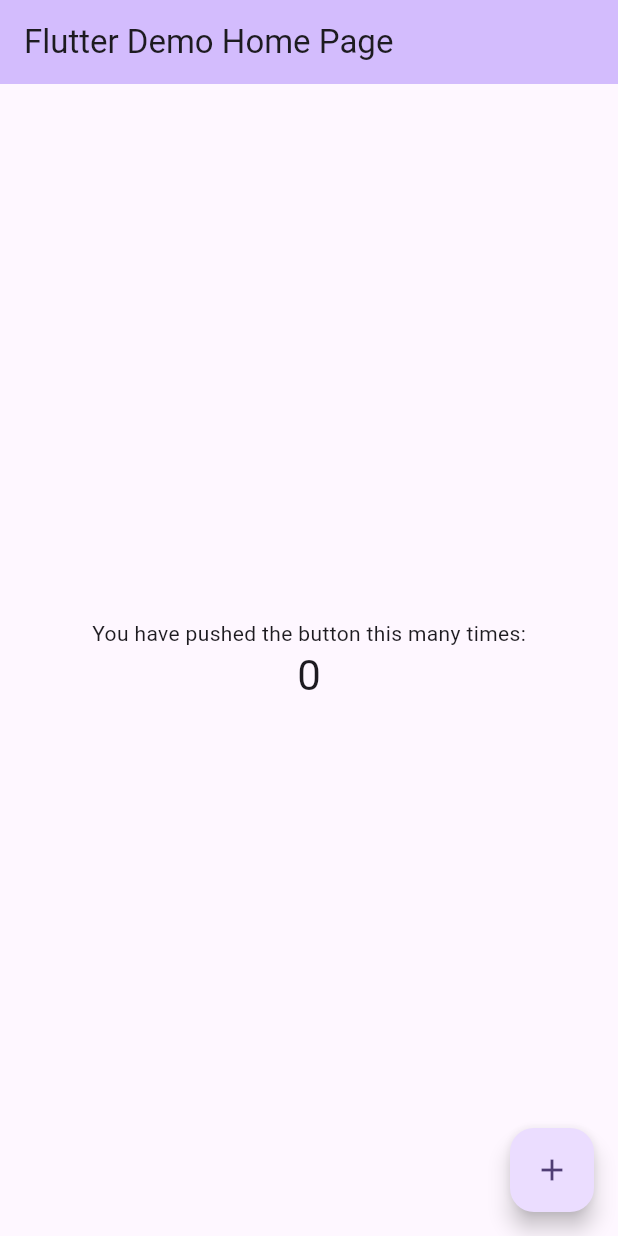
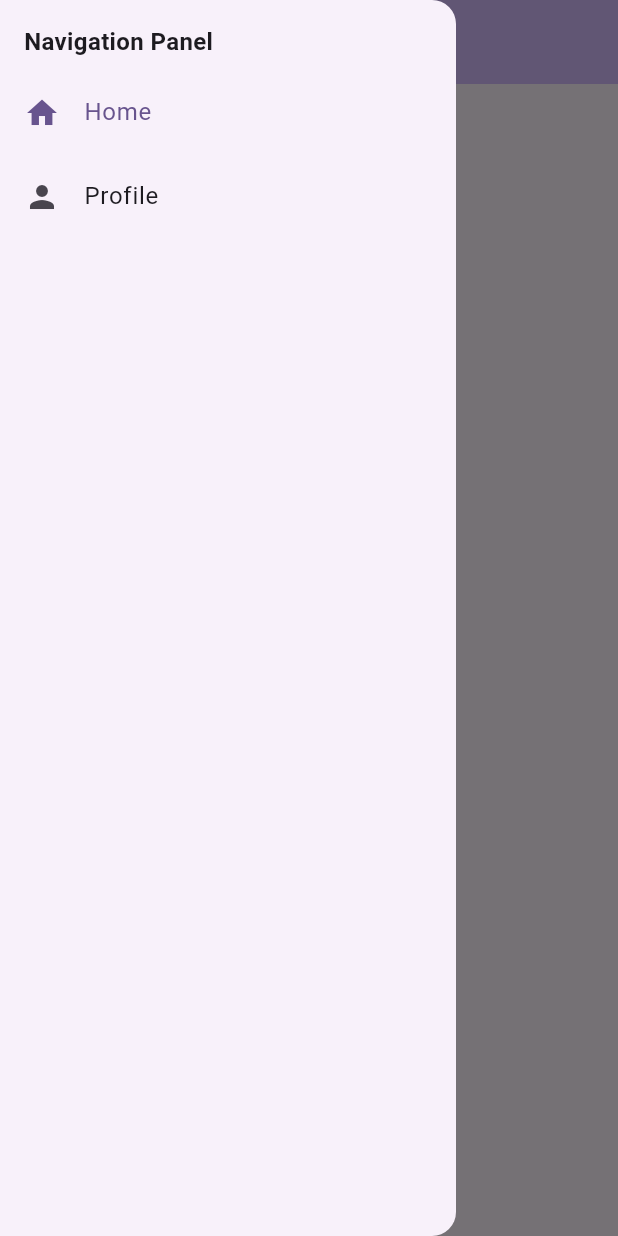
Before and after one commit to aslanchan7/flutter_notes_app, a Flutter app: the screen it shows after launch, with the side drawer open (before the commit the screen has no drawer), on a phone screen of 412 x 824 dp. Run offline on Flutter 3.47's test engine with Material 3 defaults, Android fonts, the phone set to English and light mode, and no system bars.

Commit message:
Added navigation drawer

```diff
--- /dev/null
+++ b/lib/HomePageWidget.dart
@@ -0,0 +1,17 @@
+import 'package:flutter/material.dart';
+
+class HomePageWidget extends StatefulWidget {
+  const HomePageWidget({super.key});
+
+  @override
+  State<HomePageWidget> createState() => _HomePageWidgetState();
+}
+
+class _HomePageWidgetState extends State<HomePageWidget> {
+  @override
+  Widget build(BuildContext context) {
+    return const Center(
+      child: Text("New Home Page"),
+    );
+  }
+}
--- a/lib/main.dart
+++ b/lib/main.dart
@@ -1,3 +1,4 @@
+import 'package:first_desktop_app/HomePageWidget.dart';
 import 'package:flutter/material.dart';
 
 void main() {
@@ -30,11 +31,15 @@ class MyHomePage extends StatefulWidget {
 }
 
 class _MyHomePageState extends State<MyHomePage> {
-  int _counter = 0;
+  int _selectedIndex = 0;
+  static const List<Widget> _widgetOptions = <Widget>[
+    HomePageWidget(),
+    Text("Profile Page"),
+  ];
 
-  void _incrementCounter() {
+  void _onItemTapped(int index) {
     setState(() {
-      _counter++;
+      _selectedIndex = index;
     });
   }
 
@@ -43,27 +48,43 @@ class _MyHomePageState extends State<MyHomePage> {
     return Scaffold(
       appBar: AppBar(
         backgroundColor: Theme.of(context).colorScheme.inversePrimary,
-        title: Text(widget.title),
+        title: const Text("Notes App"),
       ),
-      body: Center(
-        child: Column(
-          mainAxisAlignment: MainAxisAlignment.center,
-          children: <Widget>[
-            const Text(
-              'You have pushed the button this many times:',
+      drawer: Drawer(
+        child: ListView(
+          padding: EdgeInsets.zero,
+          children: [
+            const SizedBox(
+              child: Padding(
+                padding: EdgeInsets.fromLTRB(16.0, 16.0, 16.0, 8.0),
+                child: Text(
+                  "Navigation Panel",
+                  style: TextStyle(fontSize: 16.0, fontWeight: FontWeight.bold),
+                ),
+              ),
             ),
-            Text(
-              '$_counter',
-              style: Theme.of(context).textTheme.headlineMedium,
+            ListTile(
+              title: const Text("Home"),
+              leading: const Icon(Icons.home),
+              selected: _selectedIndex == 0,
+              onTap: () {
+                _onItemTapped(0);
+                Navigator.pop(context);
+              },
+            ),
+            ListTile(
+              title: const Text("Profile"),
+              leading: const Icon(Icons.person),
+              selected: _selectedIndex == 1,
+              onTap: () {
+                _onItemTapped(1);
+                Navigator.pop(context);
+              },
             ),
           ],
         ),
       ),
-      floatingActionButton: FloatingActionButton(
-        onPressed: _incrementCounter,
-        tooltip: 'Increment',
-        child: const Icon(Icons.add),
-      ),
+      body: Center(child: _widgetOptions[_selectedIndex]),
     );
   }
 }
```
